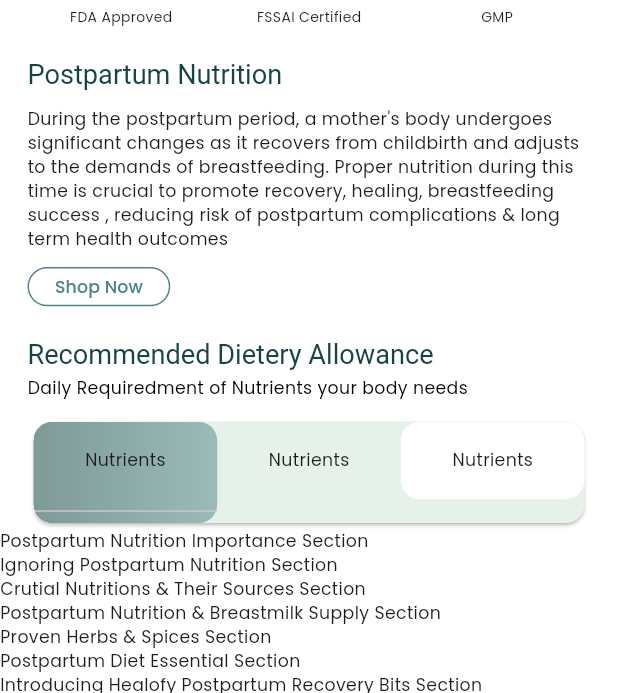
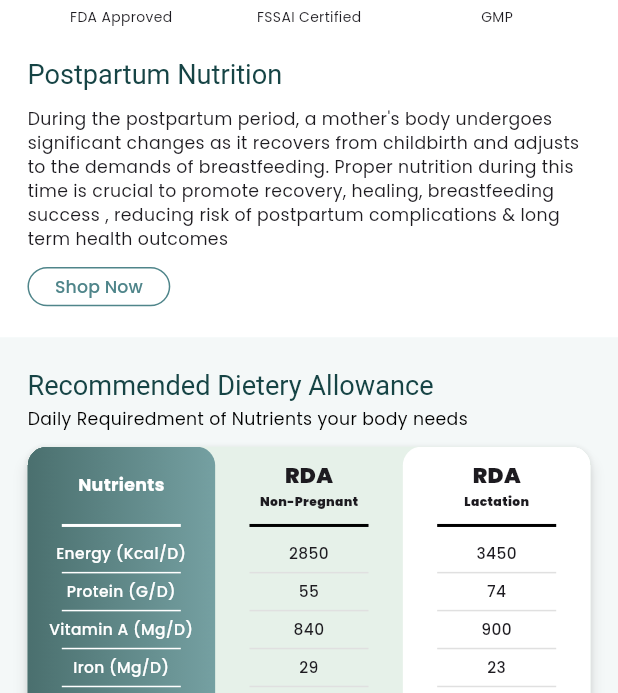
Before and after one commit to meharpreetsingh/healofy_assignment, a Flutter app: the screen it shows after launch, on a phone screen of 412 x 824 dp, the part 543-1236 px from its top. Run offline on Flutter 3.47's test engine with Material 3 defaults, Android fonts, the phone set to English and light mode, and no system bars; drawn by our look-alikes of video_player; our stand-ins replace flutter_screenutil, flutter_svg, google_fonts, shimmer_animation, vector_graphics; network calls fail.

Commit message:
upd: recommended diet section

```diff
--- a/lib/features/blog/blog_screen.dart
+++ b/lib/features/blog/blog_screen.dart
@@ -1,6 +1,7 @@
 import 'package:flutter/material.dart';
 import 'package:flutter_screenutil/flutter_screenutil.dart';
 import 'package:healofy_assignment/features/blog/widgets/looping_video_player.dart';
+
 import 'package:healofy_assignment/features/blog/widgets/recommended_diet_section.dart';
 import 'package:healofy_assignment/features/blog/widgets/title_section.dart';
 
@@ -39,6 +40,7 @@ class BlogScreen extends StatelessWidget {
           ),
 
           20.verticalSpace,
+
           const RecommendedDietSection(),
           const Text("Postpartum Nutrition Importance Section"),
           const Text("Ignoring Postpartum Nutrition Section"),
--- a/lib/features/blog/widgets/recommended_diet_section.dart
+++ b/lib/features/blog/widgets/recommended_diet_section.dart
@@ -7,8 +7,22 @@ class RecommendedDietSection extends StatelessWidget {
 
   @override
   Widget build(BuildContext context) {
+    final List<String> nutrientList = [
+      'Energy (Kcal/D)',
+      'Protein (G/D)',
+      'Vitamin A (Mg/D)',
+      'Iron (Mg/D)',
+      'Folate (Mg/D)',
+      'Iodine (Mg/Day)',
+      'Calcium (Mg/D)',
+      'Zinc (14.1)',
+    ];
+    final List<String> rdaNonPregnant = ['2850', '55', '840', '29', '220', '140', '1000', '13.2'];
+    final List<String> rdaLactation = ['3450', '74', '900', '23', '330', '280', '1200', '14.1'];
+
     return Container(
-      padding: EdgeInsets.symmetric(horizontal: 16.w),
+      padding: EdgeInsets.symmetric(horizontal: 16.w, vertical: 20.h),
+      color: AppColors.backgroundDark,
       child: Column(
         mainAxisSize: MainAxisSize.min,
         crossAxisAlignment: CrossAxisAlignment.stretch,
@@ -21,20 +35,24 @@ class RecommendedDietSection extends StatelessWidget {
           const Text("Daily Requiredment of Nutrients your body needs", style: TextStyle(color: AppColors.subTitle)),
           10.verticalSpace,
           Card(
+            shadowColor: Colors.grey.shade300,
+            elevation: 4,
+            margin: EdgeInsets.zero,
             clipBehavior: Clip.hardEdge,
             shape: RoundedRectangleBorder(borderRadius: BorderRadius.circular(12.r)),
             color: const Color(0xFFE6F1E9),
             child: Row(
               crossAxisAlignment: CrossAxisAlignment.start,
               children: [
+                // SECTION 1
                 Expanded(
                   child: Container(
                     decoration: BoxDecoration(
                       borderRadius: BorderRadius.circular(12.r),
                       gradient: LinearGradient(
                         colors: [
-                          Theme.of(context).colorScheme.secondary.withValues(alpha: 0.5),
-                          Theme.of(context).colorScheme.primary.withValues(alpha: 0.5),
+                          Theme.of(context).colorScheme.secondary.withValues(alpha: 0.75),
+                          Theme.of(context).colorScheme.primary.withValues(alpha: 0.75),
                         ],
                       ),
                     ),
@@ -42,23 +60,71 @@ class RecommendedDietSection extends StatelessWidget {
                       children: [
                         SizedBox(
                           height: 50.h,
-                          child: const Center(child: Text("Nutrients")),
+                          child: const Center(
+                            child: Text(
+                              "Nutrients",
+                              style: TextStyle(color: Colors.white, fontWeight: FontWeight.bold),
+                            ),
+                          ),
                         ),
-                        const Divider(),
+                        Divider(thickness: 2, color: Colors.white, indent: 20.w, endIndent: 20.w, height: 2),
+                        ListView.separated(
+                          padding: EdgeInsets.only(top: 10.h, bottom: 10.h),
+                          shrinkWrap: true,
+                          physics: const NeverScrollableScrollPhysics(),
+                          itemBuilder: (context, index) => Text(
+                            nutrientList[index],
+                            style: TextStyle(fontSize: 10.sp, color: Colors.white, fontWeight: FontWeight.w500),
+                            textAlign: TextAlign.center,
+                          ),
+                          separatorBuilder: (context, index) =>
+                              Divider(height: 10.h, color: Colors.white, indent: 20.w, endIndent: 20.w),
+                          itemCount: nutrientList.length,
+                        ),
                       ],
                     ),
                   ),
                 ),
+                // SECTION 2
                 Expanded(
                   child: Column(
                     children: [
                       SizedBox(
                         height: 50.h,
-                        child: const Center(child: Text("Nutrients")),
+                        child: Center(
+                          child: Column(
+                            mainAxisSize: MainAxisSize.min,
+                            children: [
+                              Text(
+                                "RDA",
+                                style: TextStyle(fontWeight: FontWeight.w900, fontSize: 14.sp),
+                              ),
+                              Text(
+                                "Non-Pregnant",
+                                style: TextStyle(fontWeight: FontWeight.w900, fontSize: 8.sp),
+                              ),
+                            ],
+                          ),
+                        ),
+                      ),
+                      Divider(thickness: 2, color: Colors.black, indent: 20.w, endIndent: 20.w, height: 2),
+                      ListView.separated(
+                        padding: EdgeInsets.only(top: 10.h, bottom: 10.h),
+                        shrinkWrap: true,
+                        physics: const NeverScrollableScrollPhysics(),
+                        itemBuilder: (context, index) => Text(
+                          rdaNonPregnant[index],
+                          style: TextStyle(fontSize: 10.sp, fontWeight: FontWeight.w500),
+                          textAlign: TextAlign.center,
+                        ),
+                        separatorBuilder: (context, index) =>
+                            Divider(height: 10.h, color: Colors.grey.shade300, indent: 20.w, endIndent: 20.w),
+                        itemCount: rdaNonPregnant.length,
                       ),
                     ],
                   ),
                 ),
+                // SECTION 3
                 Expanded(
                   child: Container(
                     decoration: BoxDecoration(color: Colors.white, borderRadius: BorderRadius.circular(12.r)),
@@ -66,7 +132,35 @@ class RecommendedDietSection extends StatelessWidget {
                       children: [
                         SizedBox(
                           height: 50.h,
-                          child: const Center(child: Text("Nutrients")),
+                          child: Center(
+                            child: Column(
+                              mainAxisSize: MainAxisSize.min,
+                              children: [
+                                Text(
+                                  "RDA",
+                                  style: TextStyle(fontWeight: FontWeight.w900, fontSize: 14.sp),
+                                ),
+                                Text(
+                                  "Lactation",
+                                  style: TextStyle(fontWeight: FontWeight.w900, fontSize: 8.sp),
+                                ),
+                              ],
+                            ),
+                          ),
+                        ),
+                        Divider(thickness: 2, color: Colors.black, indent: 20.w, endIndent: 20.w, height: 2),
+                        ListView.separated(
+                          padding: EdgeInsets.only(top: 10.h, bottom: 10.h),
+                          shrinkWrap: true,
+                          physics: const NeverScrollableScrollPhysics(),
+                          itemBuilder: (context, index) => Text(
+                            rdaLactation[index],
+                            style: TextStyle(fontSize: 10.sp, fontWeight: FontWeight.w500),
+                            textAlign: TextAlign.center,
+                          ),
+                          separatorBuilder: (context, index) =>
+                              Divider(height: 10.h, color: Colors.grey.shade300, indent: 20.w, endIndent: 20.w),
+                          itemCount: rdaLactation.length,
                         ),
                       ],
                     ),
--- /dev/null
+++ b/lib/features/blog/widgets/recovery_bites_section.dart
@@ -0,0 +1,12 @@
+import 'package:flutter/material.dart';
+
+class RecoveryBitesSection extends StatelessWidget {
+  const RecoveryBitesSection({super.key});
+
+  @override
+  Widget build(BuildContext context) {
+    return const Column(mainAxisSize: MainAxisSize.min, children: [Text("Postpartum Recovery Bites")]);
+  }
+}
+
+// https://d2aeb2wamokgyu.cloudfront.net/Thejus/PDP-20240611T141024Z-001/PDP/71.mp4
```
